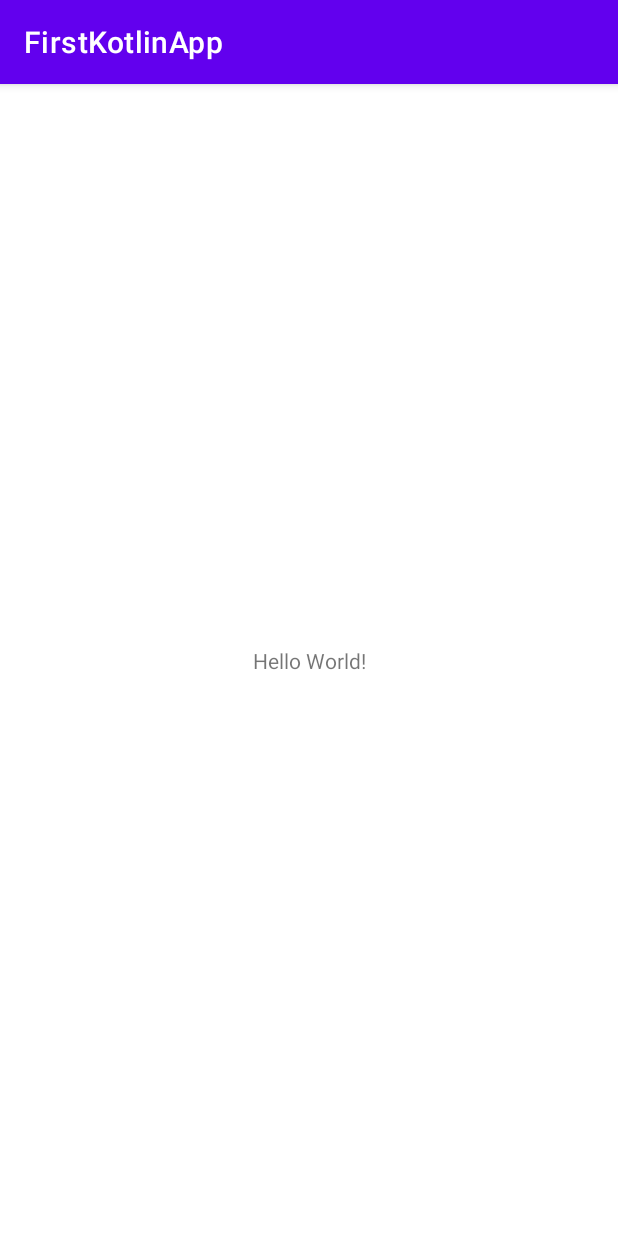
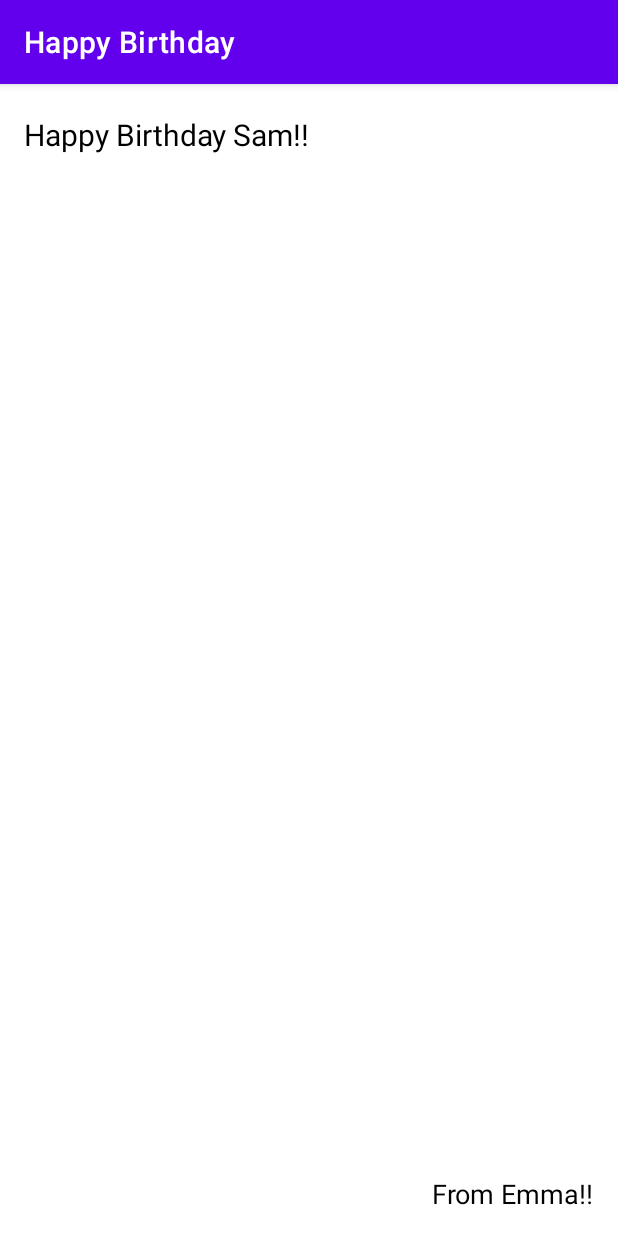
Before and after one commit to arindamhit/FirstKotlinApp, an Android app: the screen it shows after launch (MainActivity), on a phone screen of 412 x 824 dp. Run offline under Robolectric (Android 15) with nearby library versions, the phone set to English and light mode, and no system bars.

Commit message:
First Kotlin App - Happy Birthday App

```diff
--- a/app/src/main/res/layout/activity_main.xml
+++ b/app/src/main/res/layout/activity_main.xml
@@ -6,13 +6,29 @@
     android:layout_height="match_parent"
     tools:context=".MainActivity">
 
+
     <TextView
+        android:id="@+id/To_Tv"
         android:layout_width="wrap_content"
         android:layout_height="wrap_content"
-        android:text="Hello World!"
-        app:layout_constraintBottom_toBottomOf="parent"
-        app:layout_constraintLeft_toLeftOf="parent"
-        app:layout_constraintRight_toRightOf="parent"
+        android:layout_marginStart="16dp"
+        android:layout_marginTop="20dp"
+        android:text="Happy Birthday Sam!!"
+        android:textColor="@color/black"
+        android:textSize="20sp"
+        app:layout_constraintStart_toStartOf="parent"
         app:layout_constraintTop_toTopOf="parent" />
 
+    <TextView
+        android:id="@+id/From_tv"
+        android:layout_width="wrap_content"
+        android:layout_height="wrap_content"
+        android:layout_marginEnd="16dp"
+        android:layout_marginBottom="16dp"
+        android:text="From Emma!!"
+        android:textSize="18sp"
+        android:textColor="@color/black"
+        app:layout_constraintBottom_toBottomOf="parent"
+        app:layout_constraintEnd_toEndOf="parent" />
+
 </androidx.constraintlayout.widget.ConstraintLayout>
--- a/app/src/main/res/values/strings.xml
+++ b/app/src/main/res/values/strings.xml
@@ -1,3 +1,3 @@
 <resources>
-    <string name="app_name">FirstKotlinApp</string>
+    <string name="app_name">Happy Birthday</string>
 </resources>
```
